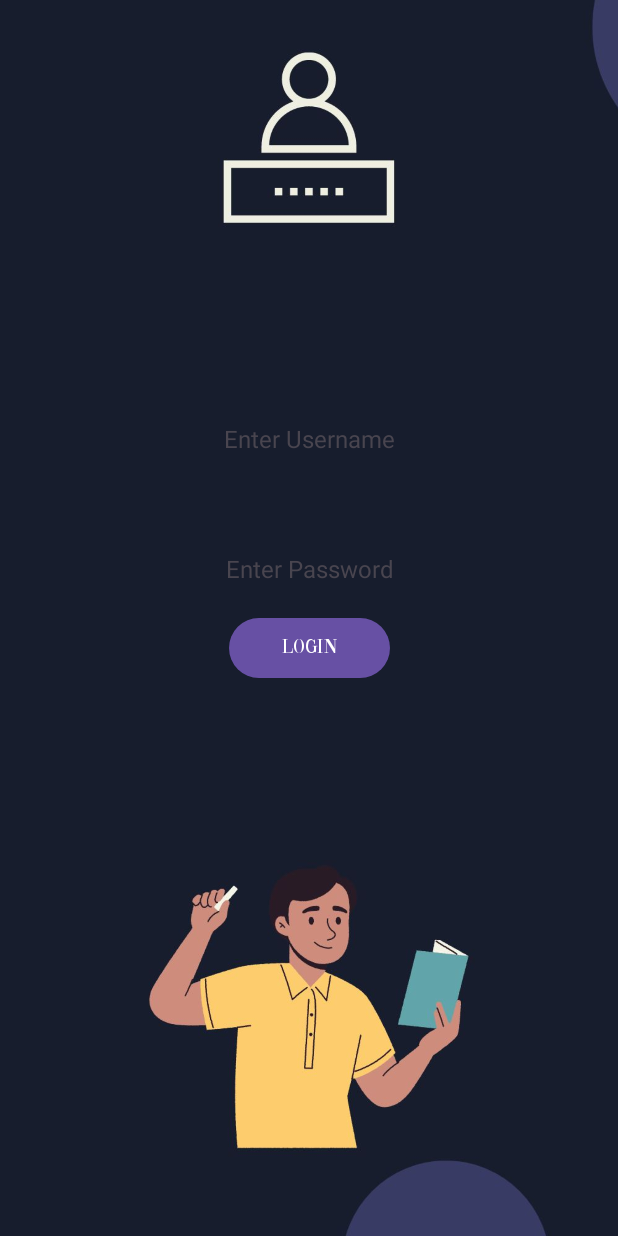
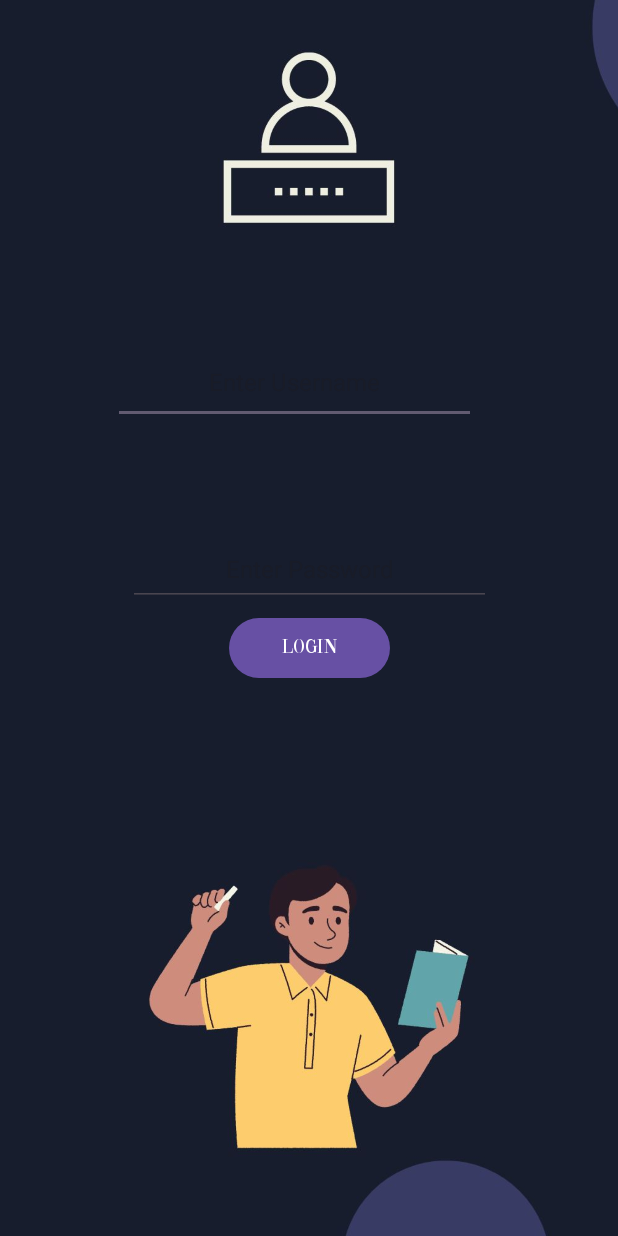
Before and after one commit to Tanzim34/Golokdhadha, an Android app: the studentlogin screen opened directly, with no data from a screen before it, on a phone screen of 412 x 824 dp. Run offline under Robolectric (Android 15) with nearby library versions, the phone set to English and light mode, and no system bars.

Commit message:
student signin

```diff
--- a/app/src/main/java/com/example/myapplication/studentlogin.java
+++ b/app/src/main/java/com/example/myapplication/studentlogin.java
@@ -2,24 +2,40 @@ package com.example.myapplication;
 
 import androidx.appcompat.app.AppCompatActivity;
 
+import android.annotation.SuppressLint;
 import android.content.Intent;
 import android.os.Bundle;
 import android.view.View;
 import android.widget.Button;
+import android.widget.EditText;
+import android.widget.Toast;
 
 public class studentlogin extends AppCompatActivity {
+    EditText userName , passWord;
 
+
+    @SuppressLint("MissingInflatedId")
     @Override
     protected void onCreate(Bundle savedInstanceState) {
         super.onCreate(savedInstanceState);
         setContentView(R.layout.activity_studentlogin);
         Button button = findViewById(R.id.slogin);
+        userName = findViewById(R.id.sUsername);
+        passWord = findViewById(R.id.sPassword);
         button.setOnClickListener(new View.OnClickListener() {
             @Override
             public void onClick(View view) {
-                Intent intent = new Intent(studentlogin.this, MainActivity.class);
-                startActivity(intent);
+                sSignIn();
             }
         });
     }
+    void sSignIn(){
+        String user = userName.getText().toString();
+        String pass = passWord.getText().toString();
+        if(user.equals("admin") && pass.equals("admin")){
+            Toast.makeText(studentlogin.this,"Successfull", Toast.LENGTH_SHORT).show();
+        }
+        else Toast.makeText(studentlogin.this,"Invalid", Toast.LENGTH_SHORT).show();
+    }
+
 }
--- a/app/src/main/res/layout/activity_studentlogin.xml
+++ b/app/src/main/res/layout/activity_studentlogin.xml
@@ -19,9 +19,25 @@
         app:layout_constraintStart_toStartOf="parent"
         app:layout_constraintTop_toTopOf="parent"
         app:layout_constraintVertical_bias="0.0" />
+    <EditText
+        android:id="@+id/sUsername"
+        android:layout_width="242dp"
+        android:layout_height="56dp"
+        android:layout_marginTop="8dp"
+        android:layout_marginEnd="16dp"
+        android:layout_marginBottom="8dp"
+        android:gravity="center"
+        android:hint="Enter Username"
+        android:textSize="16sp"
+        app:layout_constraintBottom_toBottomOf="parent"
+        app:layout_constraintEnd_toEndOf="parent"
+        app:layout_constraintHorizontal_bias="0.49"
+        app:layout_constraintStart_toStartOf="parent"
+        app:layout_constraintTop_toTopOf="@+id/tloginScreen"
+        app:layout_constraintVertical_bias="0.291" />
 
-    <TextView
-        android:id="@+id/tpassword"
+    <EditText
+        android:id="@+id/sPassword"
         android:layout_width="242dp"
         android:layout_height="49dp"
         android:layout_marginStart="16dp"
@@ -29,30 +45,15 @@
         android:layout_marginEnd="16dp"
         android:layout_marginBottom="8dp"
         android:gravity="center"
-        android:text="Enter Password"
+        android:hint="Enter Password"
         android:textSize="16sp"
         app:layout_constraintBottom_toBottomOf="parent"
         app:layout_constraintEnd_toEndOf="parent"
         app:layout_constraintStart_toStartOf="parent"
         app:layout_constraintTop_toTopOf="@+id/tloginScreen"
-        app:layout_constraintVertical_bias="0.457" />
+        app:layout_constraintVertical_bias="0.457"
+        android:inputType="textPassword"/>
 
-    <TextView
-        android:id="@+id/susername"
-        android:layout_width="242dp"
-        android:layout_height="56dp"
-        android:layout_marginStart="16dp"
-        android:layout_marginTop="8dp"
-        android:layout_marginEnd="16dp"
-        android:layout_marginBottom="8dp"
-        android:gravity="center"
-        android:text="Enter Username"
-        android:textSize="16sp"
-        app:layout_constraintBottom_toBottomOf="parent"
-        app:layout_constraintEnd_toEndOf="@+id/tpassword"
-        app:layout_constraintStart_toStartOf="@+id/tpassword"
-        app:layout_constraintTop_toTopOf="@+id/tloginScreen"
-        app:layout_constraintVertical_bias="0.341" />
 
     <Button
         android:id="@+id/slogin"
```
